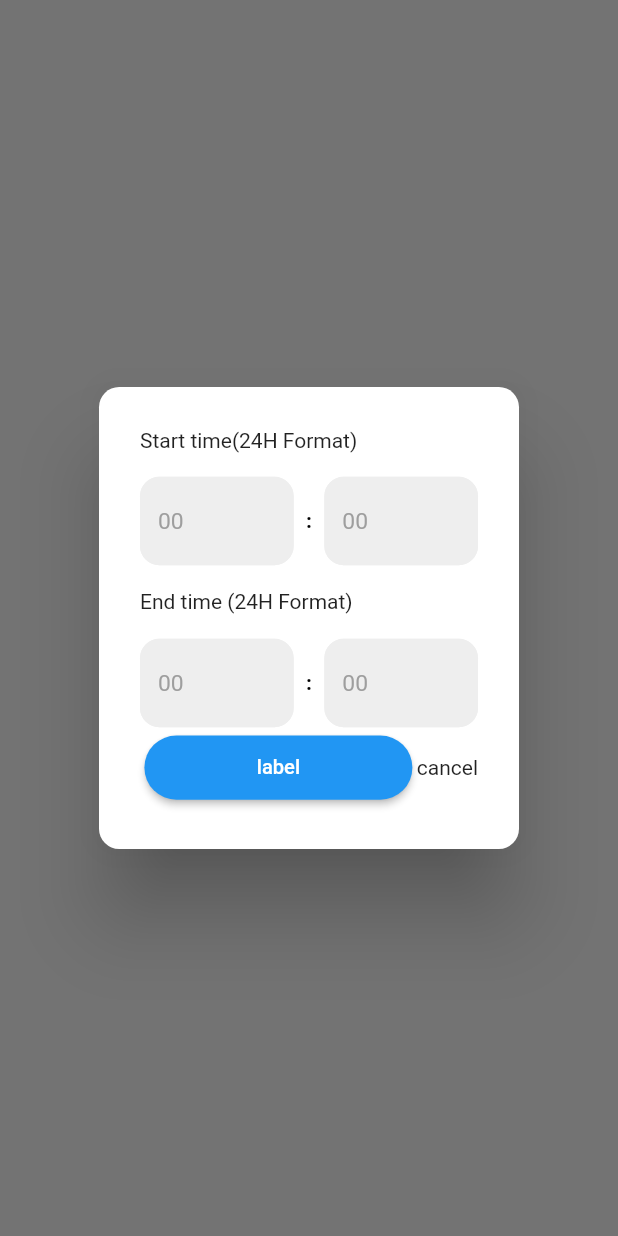
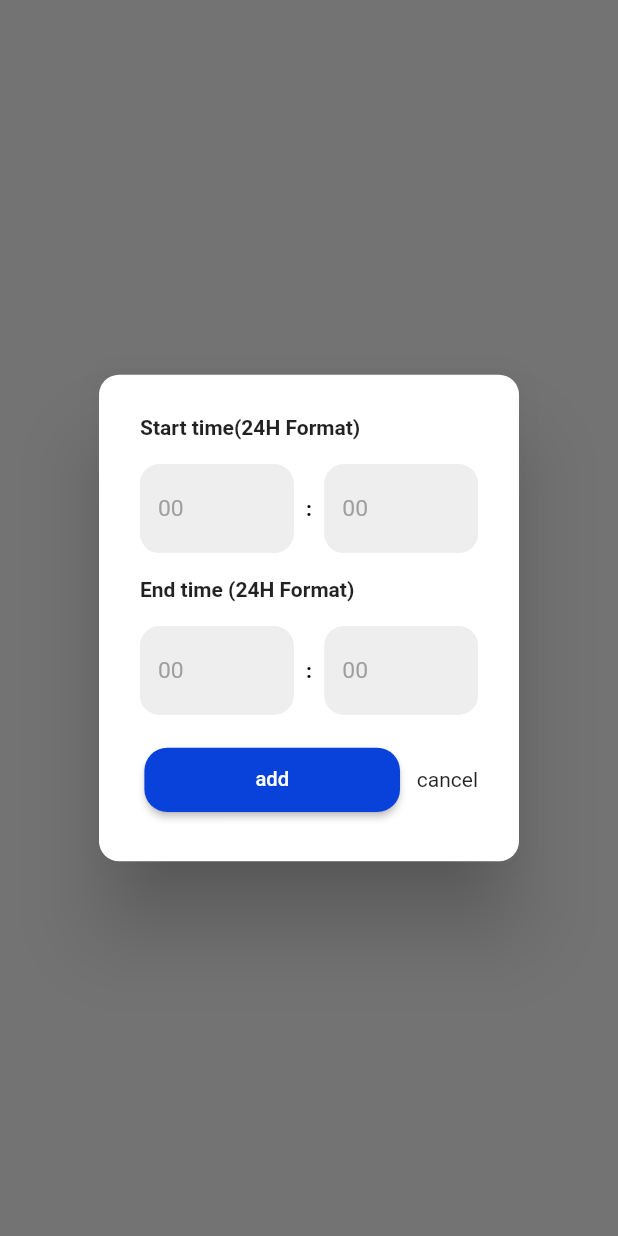
Before and after one commit to YoussefMohammed001/final_graduation_project, a Flutter app: what timeItem() shows on an empty page, opened directly with empty values, on a phone screen of 412 x 824 dp. Run offline on Flutter 3.47's test engine with Material 2 defaults, Android fonts, the phone set to English and light mode, and no system bars; our stand-ins replace bloc, cached_network_image, carousel_slider, dio, dropdown_textfield, firebase_core and 14 more; missing offline and left inert: otp_timer_button; accounts and stored records are empty; network calls fail.

Commit message:
Enhancement working hours 2

```diff
--- a/lib/features/doctor/add_working_hours/presentation/manager/add_working_hours_cubit.dart
+++ b/lib/features/doctor/add_working_hours/presentation/manager/add_working_hours_cubit.dart
@@ -1,5 +1,6 @@
 import 'package:bloc/bloc.dart';
 import 'package:final_graduation_project/core/api/my_dio.dart';
+import 'package:final_graduation_project/core/utils/easy_loading.dart';
 import 'package:final_graduation_project/core/utils/safe_print.dart';
 import 'package:final_graduation_project/features/doctor/add_working_hours/data/post_working_hours_model.dart';
 import 'package:meta/meta.dart';
@@ -17,11 +18,13 @@ class AddWorkingHoursCubit extends Cubit<AddWorkingHoursState> {
 
 
   }) async {
+    showLoading();
      var response = await AppDio.post(endPoint: "doctor/addWorkTime", data: {
     "doctorId":id,
     "appointments": appointments,
     }
     );
+     showSuccess("working hours added");
      safePrint(response.toString());
 
   }
--- a/lib/features/doctor/add_working_hours/presentation/manager/add_working_hours_state.dart
+++ b/lib/features/doctor/add_working_hours/presentation/manager/add_working_hours_state.dart
@@ -4,3 +4,5 @@ part of 'add_working_hours_cubit.dart';
 abstract class AddWorkingHoursState {}
 
 class AddWorkingHoursInitial extends AddWorkingHoursState {}
+class AddWorkingHoursSuccess extends AddWorkingHoursState {}
+class AddWorkingHoursFailure extends AddWorkingHoursState {}
--- a/lib/features/doctor/add_working_hours/presentation/screens/working_hours_screen.dart
+++ b/lib/features/doctor/add_working_hours/presentation/screens/working_hours_screen.dart
@@ -1,5 +1,6 @@
 import 'package:final_graduation_project/core/shared_preferences/my_shared.dart';
 import 'package:final_graduation_project/core/shared_preferences/my_shared_keys.dart';
+import 'package:final_graduation_project/core/styles/colors.dart';
 import 'package:final_graduation_project/core/utils/navigators.dart';
 import 'package:final_graduation_project/core/widgets/app_button.dart';
 import 'package:final_graduation_project/core/widgets/profile_app_bar.dart';
@@ -147,13 +148,16 @@ class _WorkingHoursScreenState extends State<WorkingHoursScreen> {
                   ),
                 ),
                 AppButton(
+                  bgColor: AppColors.primary,
+                    margin: EdgeInsets.symmetric(vertical: 12.sp,horizontal: 15.sp),
+                    borderRadius: BorderRadius.circular(18.sp),
                     onPressed: () {
                       cubit.postWorkingHours(
                         id: MyShared.getString(key: MySharedKeys.id).toString(),
                         appointments: appointments.where((element) => element.enabled).toList(),
                       );
                     },
-                    label: "label")
+                    label: "Done")
               ],
             ),
           );
--- a/lib/features/doctor/add_working_hours/presentation/widgets/shift_item.dart
+++ b/lib/features/doctor/add_working_hours/presentation/widgets/shift_item.dart
@@ -42,7 +42,7 @@ class Shifttem extends StatelessWidget {
               ),
               Column(
                 children: [
-                  Text("start time"),
+                  Text("end time"),
                   Text(end),
                 ],
               ),
--- a/lib/features/doctor/add_working_hours/presentation/widgets/working_hours_dialog.dart
+++ b/lib/features/doctor/add_working_hours/presentation/widgets/working_hours_dialog.dart
@@ -1,3 +1,4 @@
+import 'package:final_graduation_project/core/styles/colors.dart';
 import 'package:final_graduation_project/core/widgets/app_button.dart';
 import 'package:final_graduation_project/core/widgets/app_text_field.dart';
 import 'package:flutter/material.dart';
@@ -14,6 +15,7 @@ Future timeItem(
   TextEditingController hoursEnd = TextEditingController();
   TextEditingController minStart = TextEditingController();
   TextEditingController minEnd = TextEditingController();
+  final _formKey = GlobalKey<FormState>();
 
   return showDialog<void>(
     context: context,
@@ -25,10 +27,12 @@ Future timeItem(
           actions: [
             Padding(
               padding: EdgeInsets.all(18.sp),
+              child: Form(
+                key: _formKey,
                 child: Column(
                   crossAxisAlignment: CrossAxisAlignment.start,
                   children: [
-                  const Text("Start time(24H Format)"),
+                    const Text("Start time(24H Format)",style: TextStyle(fontWeight: FontWeight.bold),),
                     SizedBox(
                       height: 2.h,
                     ),
@@ -36,6 +40,11 @@ Future timeItem(
                       children: [
                         Expanded(
                           child: MyTextFormField(
+                              validators: (value){
+                                if(value.isEmpty){
+                                  return "required";
+                                }
+                              },
                               hint: "00",
                               controller: hoursStart,
                               isPassword: false,
@@ -55,6 +64,11 @@ Future timeItem(
                         ),
                         Expanded(
                           child: MyTextFormField(
+                            validators: (value){
+                              if(value.isEmpty){
+                                return "required";
+                              }
+                            },
                               hint: "00",
                               controller: minStart,
                               isPassword: false,
@@ -66,7 +80,7 @@ Future timeItem(
                     SizedBox(
                       height: 2.h,
                     ),
-                  const Text("End time (24H Format)"),
+                    const Text("End time (24H Format)",style: TextStyle(fontWeight: FontWeight.bold),),
                     SizedBox(
                       height: 2.h,
                     ),
@@ -74,6 +88,11 @@ Future timeItem(
                       children: [
                         Expanded(
                           child: MyTextFormField(
+                              validators: (value){
+                                if(value.isEmpty){
+                                  return "required";
+                                }
+                              },
                               hint: "00",
                               controller: hoursEnd,
                               isPassword: false,
@@ -93,6 +112,11 @@ Future timeItem(
                         ),
                         Expanded(
                           child: MyTextFormField(
+                              validators: (value){
+                                if(value.isEmpty){
+                                  return "required";
+                                }
+                              },
                               hint: "00",
                               controller: minEnd,
                               isPassword: false,
@@ -101,24 +125,32 @@ Future timeItem(
                         ),
                       ],
                     ),
-                  Row(
-                    children: [
+
+                    SizedBox(height: 2.h,),
+                    Row(children: [
                         Expanded(
                           child: AppButton(
+
+                            bgColor: AppColors.primary,
+                              borderRadius: BorderRadius.circular(16.sp),
                               margin: EdgeInsets.all(7.sp),
                               onPressed: (){
+                             if(_formKey.currentState!.validate()){
                                num from =double.tryParse("${hoursStart.text}.${minStart.text}") ?? 0.0;
                                num to =double.tryParse("${hoursEnd.text}.${minEnd.text}") ?? 0.0;
                                fromTo.call(from, to);
+                             }
                               },
-                            label: "label"),
+                              label: "add"),
                         ),
+                        SizedBox(width: 2.w,),
                         InkWell(onTap: cancel, child: const Text("cancel")),
                       ],
                     )
                   ],
                 ),
               ),
+            ),
           ]);
     },
   );
```
Lines whose indentation alone changed are shown as unchanged.
